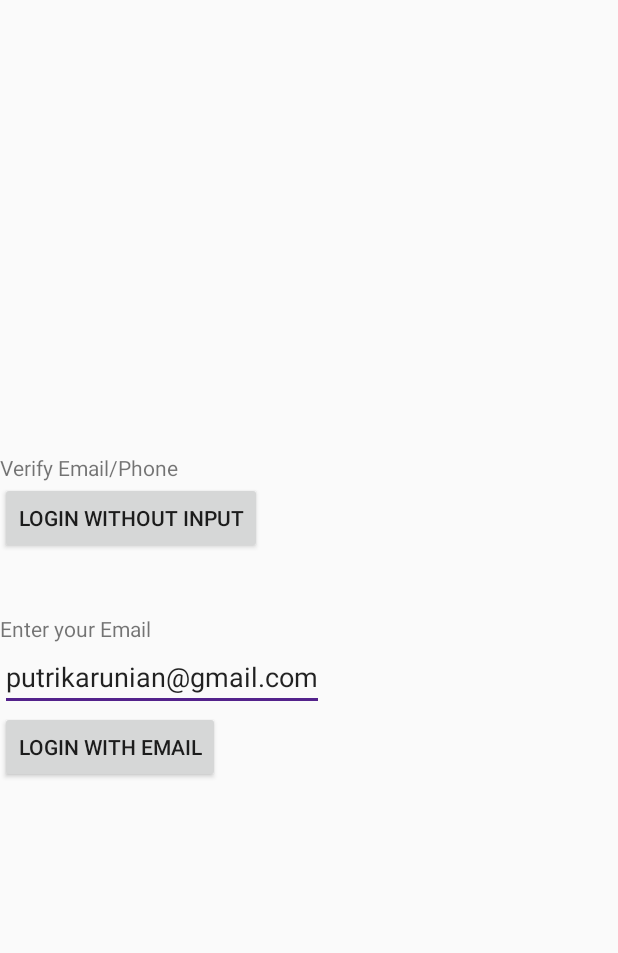
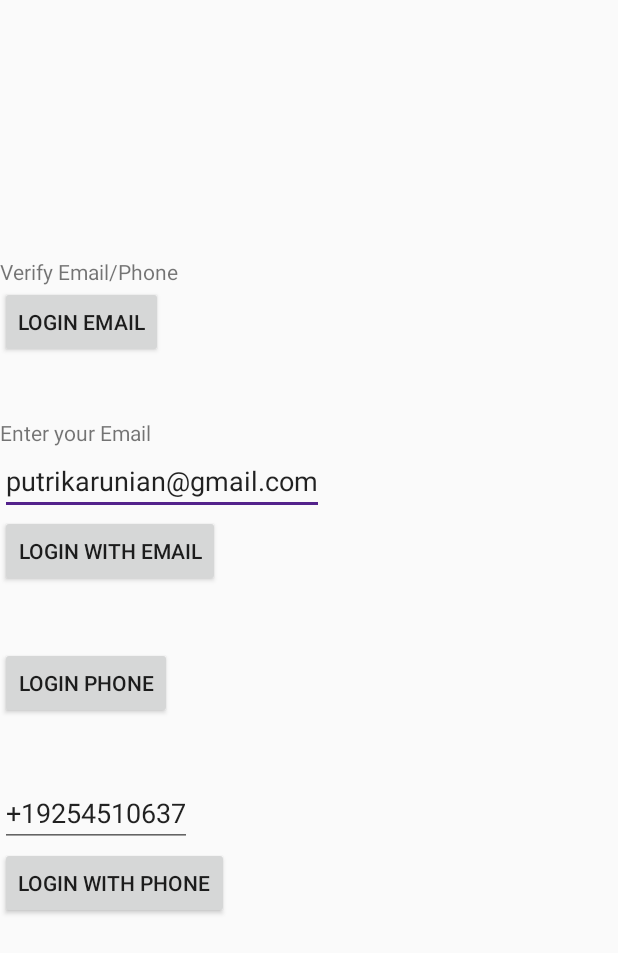
Before and after one commit to cotterapp/android-example, an Android app: the Login screen opened directly, with no data from a screen before it, on a phone screen of 412 x 824 dp. Shown: the top 953 px of the screen. Run offline under Robolectric (Android 15) with nearby library versions, the phone set to English and light mode, and no system bars; libraries missing offline, so code that uses them is left out: com.cotter.app.

Commit message:
Add email and phone input

```diff
--- a/app/src/main/java/com/example/cotterexample/Login.java
+++ b/app/src/main/java/com/example/cotterexample/Login.java
@@ -16,11 +16,18 @@ public class Login extends AppCompatActivity {
         setContentView(R.layout.activity_login);
     }
 
-    public void login(View view) {
+    public void loginEmail(View view) {
         Cotter.newIdentity(this).login("EMAIL", this, Dashboard.class);
     }
-    public void loginWithInput(View view) {
+    public void loginEmailWithInput(View view) {
         EditText input = findViewById(R.id.input);
         Cotter.newIdentity(this).loginWithInput("EMAIL", input.getText().toString(), this, Dashboard.class);
     }
+    public void loginPhone(View view) {
+        Cotter.newIdentity(this).login("PHONE", this, Dashboard.class);
+    }
+    public void loginPhoneWithInput(View view) {
+        EditText input = findViewById(R.id.inputPhone);
+        Cotter.newIdentity(this).loginWithInput("PHONE", input.getText().toString(), this, Dashboard.class);
+    }
 }
--- a/app/src/main/res/layout/activity_login.xml
+++ b/app/src/main/res/layout/activity_login.xml
@@ -24,9 +24,9 @@
         <Button
             android:layout_width="wrap_content"
             android:layout_height="wrap_content"
-            android:text="Login Without Input"
-            android:id="@+id/login"
-            android:onClick="login"
+            android:text="Login Email"
+            android:id="@+id/loginEmail"
+            android:onClick="loginEmail"
             android:layout_marginBottom="40dp"
             />
 
@@ -45,8 +45,31 @@
             android:layout_width="wrap_content"
             android:layout_height="wrap_content"
             android:text="Login with Email"
-            android:id="@+id/loginWithInput"
-            android:onClick="loginWithInput"
+            android:id="@+id/loginEmailWithInput"
+            android:onClick="loginEmailWithInput"
+            android:layout_marginBottom="40dp"
+            />
+
+        <Button
+            android:layout_width="wrap_content"
+            android:layout_height="wrap_content"
+            android:text="Login Phone"
+            android:id="@+id/loginPhone"
+            android:onClick="loginPhone"
+            android:layout_marginBottom="40dp"
+            />
+        <EditText
+            android:layout_width="wrap_content"
+            android:layout_height="wrap_content"
+            android:text="+19254510637"
+            android:id="@+id/inputPhone"/>
+        <Button
+            android:layout_width="wrap_content"
+            android:layout_height="wrap_content"
+            android:text="Login with Phone"
+            android:id="@+id/loginPhoneWithInput"
+            android:onClick="loginPhoneWithInput"
+            android:layout_marginBottom="40dp"
             />
     </LinearLayout>
 </androidx.constraintlayout.widget.ConstraintLayout>
```
